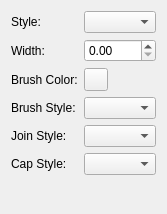
First picture: the form in src/libkstapp/stroketab.ui, repository Kst-plot/kst, before the edit.
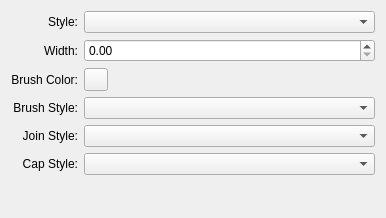
Second picture: the form after the edit. Custom widgets are drawn as their Qt base class.

The edit to the form file:
```diff
--- a/src/libkstapp/stroketab.ui
+++ b/src/libkstapp/stroketab.ui
@@ -5,8 +5,8 @@
    <rect>
     <x>0</x>
     <y>0</y>
-    <width>163</width>
-    <height>214</height>
+    <width>386</width>
+    <height>218</height>
    </rect>
   </property>
   <property name="windowTitle" >
@@ -18,16 +18,29 @@
      <property name="text" >
       <string>Style:</string>
      </property>
+     <property name="alignment" >
+      <set>Qt::AlignRight|Qt::AlignTrailing|Qt::AlignVCenter</set>
+     </property>
     </widget>
    </item>
    <item row="0" column="1" >
-    <widget class="QComboBox" name="_style" />
+    <widget class="QComboBox" name="_style" >
+     <property name="sizePolicy" >
+      <sizepolicy vsizetype="Fixed" hsizetype="MinimumExpanding" >
+       <horstretch>0</horstretch>
+       <verstretch>0</verstretch>
+      </sizepolicy>
+     </property>
+    </widget>
    </item>
    <item row="1" column="0" >
     <widget class="QLabel" name="label_2" >
      <property name="text" >
       <string>Width:</string>
      </property>
+     <property name="alignment" >
+      <set>Qt::AlignRight|Qt::AlignTrailing|Qt::AlignVCenter</set>
+     </property>
     </widget>
    </item>
    <item row="1" column="1" >
@@ -38,6 +51,9 @@
      <property name="text" >
       <string>Brush Color:</string>
      </property>
+     <property name="alignment" >
+      <set>Qt::AlignRight|Qt::AlignTrailing|Qt::AlignVCenter</set>
+     </property>
     </widget>
    </item>
    <item row="2" column="1" >
@@ -48,6 +64,9 @@
      <property name="text" >
       <string>Brush Style:</string>
      </property>
+     <property name="alignment" >
+      <set>Qt::AlignRight|Qt::AlignTrailing|Qt::AlignVCenter</set>
+     </property>
     </widget>
    </item>
    <item row="3" column="1" >
@@ -58,6 +77,9 @@
      <property name="text" >
       <string>Join Style:</string>
      </property>
+     <property name="alignment" >
+      <set>Qt::AlignRight|Qt::AlignTrailing|Qt::AlignVCenter</set>
+     </property>
     </widget>
    </item>
    <item row="4" column="1" >
@@ -68,6 +90,9 @@
      <property name="text" >
       <string>Cap Style:</string>
      </property>
+     <property name="alignment" >
+      <set>Qt::AlignRight|Qt::AlignTrailing|Qt::AlignVCenter</set>
+     </property>
     </widget>
    </item>
    <item row="5" column="1" >
```
Left out of the diff: 2 changed lines with no effect on the pictures.
